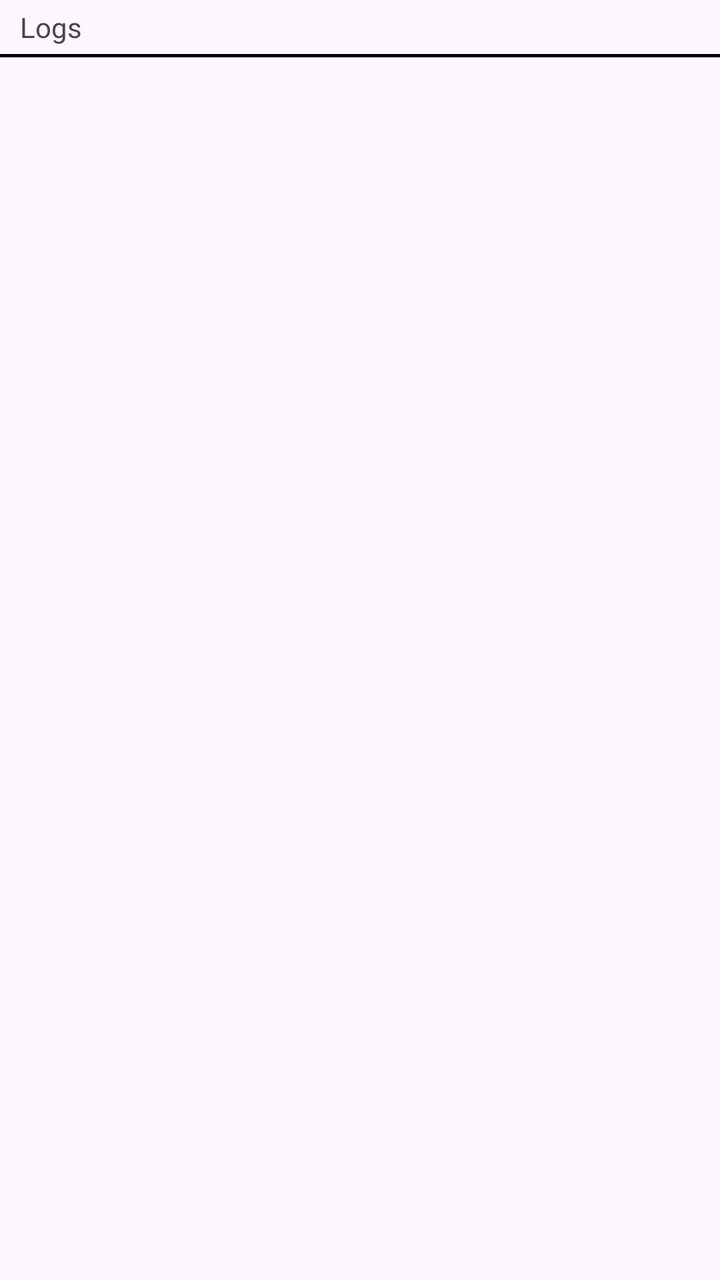
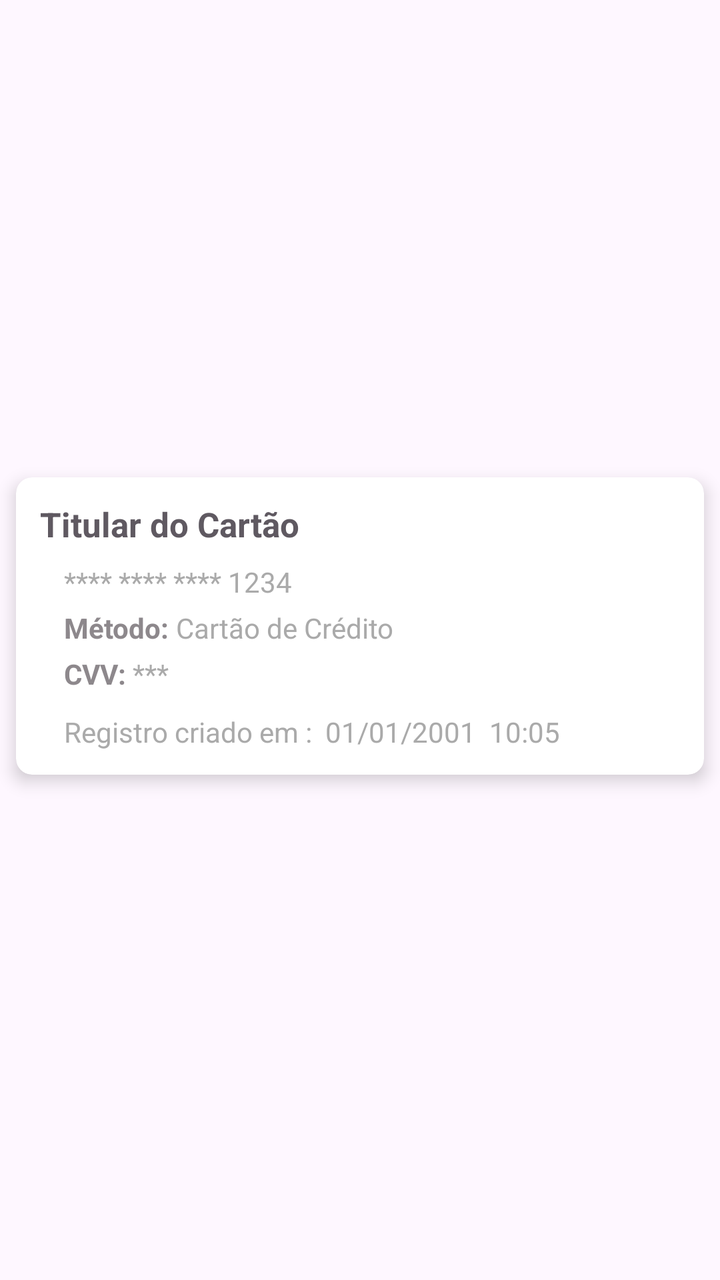

Compare the two renders of this Android layout. The source of the first and the diff that turns it into the second are given below.
<!-- AndroidManifest.xml: application theme Theme.Desafio_tupi -->
<!-- res/layout/item_recycler_logs.xml -->
<?xml version="1.0" encoding="utf-8"?>
<androidx.constraintlayout.widget.ConstraintLayout xmlns:android="http://schemas.android.com/apk/res/android"
    xmlns:app="http://schemas.android.com/apk/res-auto"
    android:layout_width="match_parent"
    android:layout_height="wrap_content"
    android:paddingBottom="14dp">

    <TextView
        android:id="@+id/txt_message"
        android:layout_width="match_parent"
        android:layout_height="wrap_content"
        android:layout_marginHorizontal="10dp"
        android:layout_marginTop="4dp"
        android:text="Logs"
        app:layout_constraintTop_toTopOf="parent" />

    <View
        android:layout_width="match_parent"
        android:layout_height="1.5dp"
        android:layout_marginTop="4dp"
        android:background="@color/black"
        app:layout_constraintTop_toBottomOf="@+id/txt_message" />

</androidx.constraintlayout.widget.ConstraintLayout>
<!-- resources referenced by this layout -->
<resources>
  <color name="black">#FF000000</color>
  <style name="Theme.Desafio_tupi" parent="Base.Theme.Desafio_tupi" />
  <style name="Base.Theme.Desafio_tupi" parent="Theme.Material3.DayNight.NoActionBar">
          
          
      </style>
</resources>

<!-- the commit's change to res/layout/item_recycler_logs.xml (unified diff, before → after) -->
@@ -5,20 +5,145 @@
     android:layout_height="wrap_content"
     android:paddingBottom="14dp">
 
-    <TextView
-        android:id="@+id/txt_message"
+    <androidx.cardview.widget.CardView
         android:layout_width="match_parent"
         android:layout_height="wrap_content"
-        android:layout_marginHorizontal="10dp"
-        android:layout_marginTop="4dp"
-        android:text="Logs"
-        app:layout_constraintTop_toTopOf="parent" />
+        android:layout_margin="8dp"
+        app:cardCornerRadius="8dp"
+        app:cardElevation="5dp"
+        app:layout_constraintBottom_toBottomOf="parent"
+        app:layout_constraintTop_toTopOf="parent">
 
-    <View
-        android:layout_width="match_parent"
-        android:layout_height="1.5dp"
-        android:layout_marginTop="4dp"
-        android:background="@color/black"
-        app:layout_constraintTop_toBottomOf="@+id/txt_message" />
+        <androidx.constraintlayout.widget.ConstraintLayout
+            android:layout_width="match_parent"
+            android:layout_height="wrap_content"
+            android:padding="12dp">
+
+            
+            <TextView
+                android:id="@+id/txt_card_holder"
+                android:layout_width="0dp"
+                android:layout_height="wrap_content"
+                android:text="Titular do Cartão"
+                android:textColor="@color/cinzaEscuro"
+                android:textSize="17sp"
+                android:textStyle="bold"
+                app:layout_constraintEnd_toEndOf="parent"
+                app:layout_constraintStart_toStartOf="parent"
+                app:layout_constraintTop_toTopOf="parent" />
+
+            
+            <TextView
+                android:id="@+id/txt_card_number"
+                android:layout_width="0dp"
+                android:layout_height="wrap_content"
+                android:layout_marginStart="12dp"
+                android:layout_marginTop="8dp"
+                android:text="**** **** **** 1234"
+                android:textColor="@android:color/darker_gray"
+                android:textSize="14sp"
+                app:layout_constraintEnd_toEndOf="parent"
+                app:layout_constraintStart_toStartOf="parent"
+                app:layout_constraintTop_toBottomOf="@id/txt_card_holder" />
+
+            <LinearLayout
+                android:id="@+id/linlay_payment_method"
+                android:layout_width="match_parent"
+                android:layout_height="wrap_content"
+                android:layout_marginStart="12dp"
+                android:orientation="horizontal"
+                app:layout_constraintEnd_toEndOf="parent"
+                app:layout_constraintStart_toStartOf="parent"
+                app:layout_constraintTop_toBottomOf="@id/txt_card_number">
+
+                <TextView
+                    android:layout_width="wrap_content"
+                    android:layout_height="wrap_content"
+                    android:layout_marginTop="4dp"
+                    android:text="Método: "
+                    android:textColor="@color/cinza"
+                    android:textSize="14sp"
+                    android:textStyle="bold" />
+
+                
+                <TextView
+                    android:id="@+id/txt_payment_method"
+                    android:layout_width="wrap_content"
+                    android:layout_height="wrap_content"
+                    android:layout_marginTop="4dp"
+                    android:text="Cartão de Crédito"
+                    android:textColor="@android:color/darker_gray"
+                    android:textSize="14sp" />
+            </LinearLayout>
+
+
+            <LinearLayout
+                android:id="@+id/linlay_cvv"
+                android:layout_width="match_parent"
+                android:layout_height="wrap_content"
+                android:layout_marginStart="12dp"
+                android:orientation="horizontal"
+                app:layout_constraintEnd_toEndOf="parent"
+                app:layout_constraintStart_toStartOf="parent"
+                app:layout_constraintTop_toBottomOf="@id/linlay_payment_method">
+
+                <TextView
+                    android:layout_width="wrap_content"
+                    android:layout_height="wrap_content"
+                    android:layout_marginTop="4dp"
+                    android:text="CVV: "
+                    android:textColor="@color/cinza"
+                    android:textSize="14sp"
+                    android:textStyle="bold" />
+
+                
+                <TextView
+                    android:id="@+id/txt_cvv"
+                    android:layout_width="wrap_content"
+                    android:layout_height="wrap_content"
+                    android:layout_marginTop="4dp"
+                    android:layout_marginBottom="0dp"
+                    android:text="***"
+                    android:textColor="@android:color/darker_gray"
+                    android:textSize="14sp"
+                    app:layout_constraintEnd_toEndOf="parent"
+                    app:layout_constraintStart_toStartOf="parent"
+                    app:layout_constraintTop_toBottomOf="@id/linlay_payment_method" />
+
+            </LinearLayout>
+
+
+            <TextView
+                android:id="@+id/txt_createdAt"
+                android:layout_width="wrap_content"
+                android:layout_height="wrap_content"
+                android:layout_marginTop="10dp"
+                android:layout_marginBottom="8dp"
+                android:text="Registro criado em :  01/01/2001  10:05"
+                android:textColor="@android:color/darker_gray"
+                android:textSize="14sp"
+                app:layout_constraintStart_toStartOf="@id/linlay_cvv"
+                app:layout_constraintTop_toBottomOf="@id/linlay_cvv" />
+
+
+        </androidx.constraintlayout.widget.ConstraintLayout>
+    </androidx.cardview.widget.CardView>
+
+
+    
+    
+    
+    
+    
+    
+    
+    
+
+    
+    
+    
+    
+    
+    
 
 </androidx.constraintlayout.widget.ConstraintLayout>
<!-- resource entries referenced after the edit -->
@@ -1,6 +1,7 @@
 <!-- resources referenced by this layout -->
 <resources>
-  <color name="black">#FF000000</color>
+  <color name="cinza">#8d888c</color>
+  <color name="cinzaEscuro">#5f5961</color>
   <style name="Theme.Desafio_tupi" parent="Base.Theme.Desafio_tupi" />
   <style name="Base.Theme.Desafio_tupi" parent="Theme.Material3.DayNight.NoActionBar">
           
